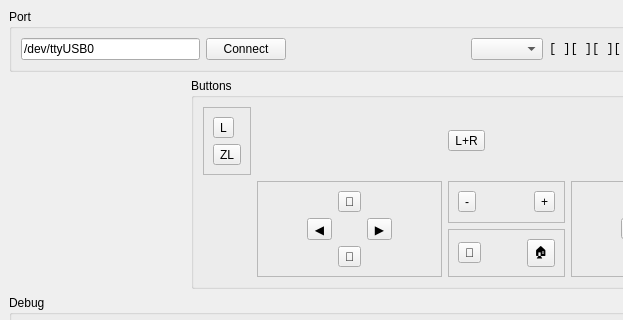
This is nxusb_main.ui in Wohlstand/NXUSB-UART-Client as Qt 5 draws it before an edit; both pictures show x 0 to 623 and y 0 to 320 of the 1007 by 801 pixel window. The edited form follows.
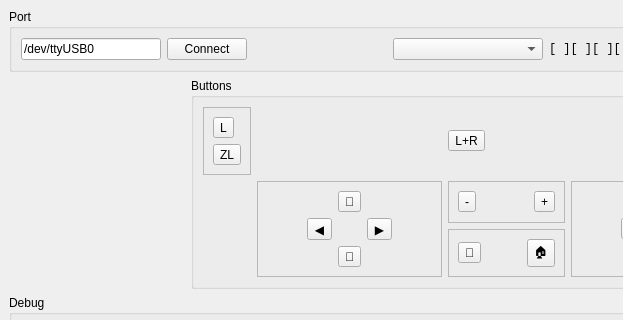
This is the edited form.

Commit message: Make gamepads list expandable by width

What changed in the file:
```diff
--- a/nxusb_main.ui
+++ b/nxusb_main.ui
@@ -49,7 +49,17 @@
         </spacer>
        </item>
        <item>
-        <widget class="QComboBox" name="joysticks"/>
+        <widget class="QComboBox" name="joysticks">
+         <property name="minimumSize">
+          <size>
+           <width>150</width>
+           <height>0</height>
+          </size>
+         </property>
+         <property name="sizeAdjustPolicy">
+          <enum>QComboBox::AdjustToContents</enum>
+         </property>
+        </widget>
        </item>
        <item>
         <widget class="QLabel" name="playerId">
```
